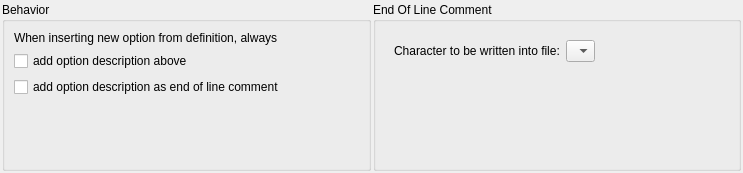
First picture: the form in src/option/solveroptionsetting.ui, repository GAMS-dev/studio, before the edit.
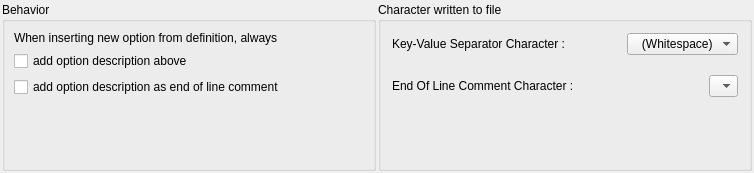
Second picture: the form after the edit.

Commit message: added ui to select separator character to be written into option file

```diff
--- a/src/option/solveroptionsetting.ui
+++ b/src/option/solveroptionsetting.ui
@@ -6,7 +6,7 @@
    <rect>
     <x>0</x>
     <y>0</y>
-    <width>743</width>
+    <width>754</width>
     <height>173</height>
    </rect>
   </property>
@@ -105,19 +105,111 @@
       </sizepolicy>
      </property>
      <property name="title">
-      <string>End Of Line Comment</string>
+      <string>Character written to file</string>
      </property>
      <layout class="QVBoxLayout" name="verticalLayout_2">
+      <property name="spacing">
+       <number>2</number>
+      </property>
+      <property name="leftMargin">
+       <number>2</number>
+      </property>
+      <property name="topMargin">
+       <number>2</number>
+      </property>
+      <property name="rightMargin">
+       <number>2</number>
+      </property>
+      <property name="bottomMargin">
+       <number>2</number>
+      </property>
+      <item>
+       <widget class="QWidget" name="separatorWidget" native="true">
+        <property name="sizePolicy">
+         <sizepolicy hsizetype="Preferred" vsizetype="Minimum">
+          <horstretch>0</horstretch>
+          <verstretch>0</verstretch>
+         </sizepolicy>
+        </property>
+        <layout class="QHBoxLayout" name="horizontalLayout_2">
+         <item>
+          <widget class="QLabel" name="separatorLabel">
+           <property name="text">
+            <string>Key-Value Separator Character :</string>
+           </property>
+          </widget>
+         </item>
+         <item>
+          <spacer name="separatorHSpacer">
+           <property name="orientation">
+            <enum>Qt::Horizontal</enum>
+           </property>
+           <property name="sizeHint" stdset="0">
+            <size>
+             <width>40</width>
+             <height>20</height>
+            </size>
+           </property>
+          </spacer>
+         </item>
+         <item>
+          <widget class="QComboBox" name="separatorCharComboBox">
+           <property name="sizePolicy">
+            <sizepolicy hsizetype="Minimum" vsizetype="Minimum">
+             <horstretch>0</horstretch>
+             <verstretch>0</verstretch>
+            </sizepolicy>
+           </property>
+           <property name="currentText">
+            <string>   (Whitespace) </string>
+           </property>
+           <property name="sizeAdjustPolicy">
+            <enum>QComboBox::AdjustToContentsOnFirstShow</enum>
+           </property>
+           <item>
+            <property name="text">
+             <string>   (Whitespace) </string>
+            </property>
+           </item>
+           <item>
+            <property name="text">
+             <string>= (Equals)</string>
+            </property>
+           </item>
+          </widget>
+         </item>
+        </layout>
+       </widget>
+      </item>
       <item>
        <widget class="QWidget" name="eolCommentWidget" native="true">
+        <property name="sizePolicy">
+         <sizepolicy hsizetype="Preferred" vsizetype="Minimum">
+          <horstretch>0</horstretch>
+          <verstretch>0</verstretch>
+         </sizepolicy>
+        </property>
         <layout class="QHBoxLayout" name="horizontalLayout_3">
          <item>
           <widget class="QLabel" name="eolCommentLabel">
            <property name="text">
-            <string>Character to be written into file:</string>
+            <string>End Of Line Comment Character :</string>
            </property>
           </widget>
          </item>
+         <item>
+          <spacer name="eolCommentHSpacer">
+           <property name="orientation">
+            <enum>Qt::Horizontal</enum>
+           </property>
+           <property name="sizeHint" stdset="0">
+            <size>
+             <width>40</width>
+             <height>20</height>
+            </size>
+           </property>
+          </spacer>
+         </item>
          <item>
           <widget class="QComboBox" name="eolCommentCharComboBox">
            <property name="sizePolicy">
@@ -131,19 +223,6 @@
            </property>
           </widget>
          </item>
-         <item>
-          <spacer name="horizontalSpacer">
-           <property name="orientation">
-            <enum>Qt::Horizontal</enum>
-           </property>
-           <property name="sizeHint" stdset="0">
-            <size>
-             <width>40</width>
-             <height>20</height>
-            </size>
-           </property>
-          </spacer>
-         </item>
         </layout>
        </widget>
       </item>
```
The commit also changes 5 other files.
